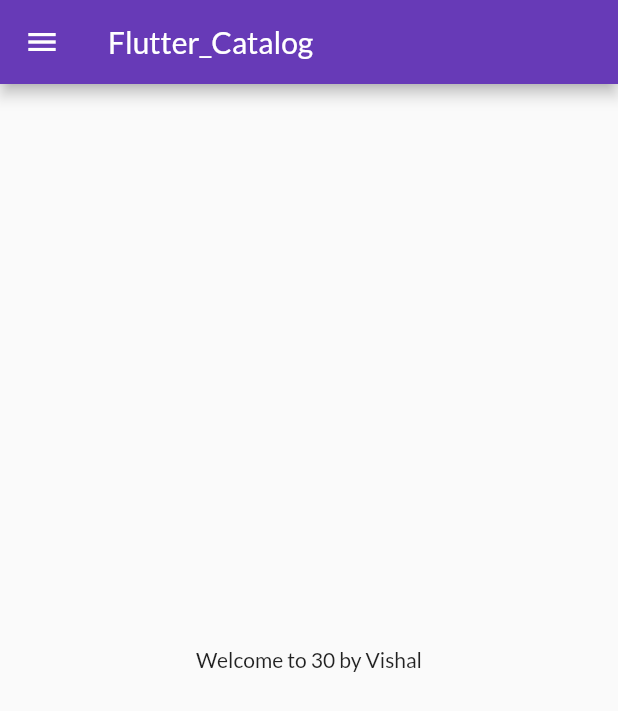
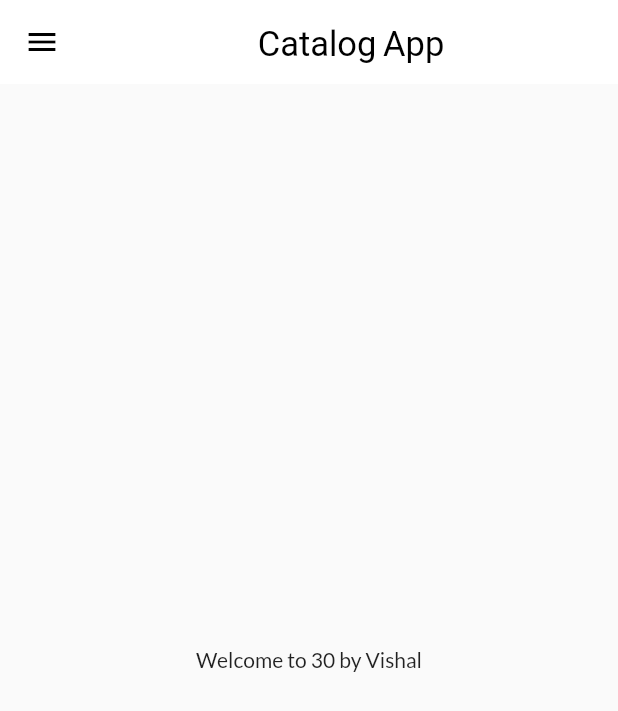
Before and after one commit to mrvishal01/Flutter_Catalog, a Flutter app: the screen it shows after launch, on a phone screen of 412 x 824 dp. Shown: the top 711 px of the screen. Run offline on Flutter 3.47's test engine with Material 2 defaults, Android fonts, the phone set to English and light mode, and no system bars; our stand-ins replace google_fonts.

Commit message:
Theme part completed

```diff
--- a/lib/Screens/Home.dart
+++ b/lib/Screens/Home.dart
@@ -10,7 +10,10 @@ class Home extends StatelessWidget {
   Widget build(BuildContext context) {
     return Scaffold(
       appBar: AppBar(
-        title: Text("Flutter_Catalog"),
+        title: Center(
+            child: Text(
+          "Catalog App",
+        )),
       ),
       body: Center(
         child: Container(
--- a/lib/main.dart
+++ b/lib/main.dart
@@ -1,6 +1,7 @@
 import 'package:flutter/material.dart';
 import 'package:flutter_catalog/utils/routes.dart';
 import 'package:google_fonts/google_fonts.dart';
+import 'widgets/themes.dart';
 import 'Screens/Home.dart';
 import 'Screens/Login.dart';
 
@@ -13,11 +14,8 @@ class MyApp extends StatelessWidget {
   Widget build(BuildContext context) {
     return MaterialApp(
       debugShowCheckedModeBanner: false,
-      theme: ThemeData(
-        brightness: Brightness.light,
-        primarySwatch: Colors.deepPurple,
-        fontFamily: GoogleFonts.lato().fontFamily,
-      ),
+      theme: MyThemes.lightTheme(context),
+      darkTheme: MyThemes.lightTheme(context),
       routes: {
         "/": (context) => Home(),
         MyRoutes.homeRoute: (context) => Home(),
--- /dev/null
+++ b/lib/widgets/themes.dart
@@ -0,0 +1,19 @@
+import 'package:flutter/material.dart';
+import 'package:google_fonts/google_fonts.dart';
+
+class MyThemes {
+  static ThemeData lightTheme(BuildContext context) => ThemeData(
+        brightness: Brightness.light,
+        primarySwatch: Colors.deepPurple,
+        fontFamily: GoogleFonts.lato().fontFamily,
+        appBarTheme: AppBarTheme(
+          color: Colors.white,
+          elevation: 0.0,
+          iconTheme: IconThemeData(color: Colors.black),
+          titleTextStyle: TextStyle(color: Colors.black, fontSize: 23),
+        ),
+      );
+  static ThemeData darkTheme(BuildContext context) => ThemeData(
+        brightness: Brightness.dark,
+      );
+}
```
